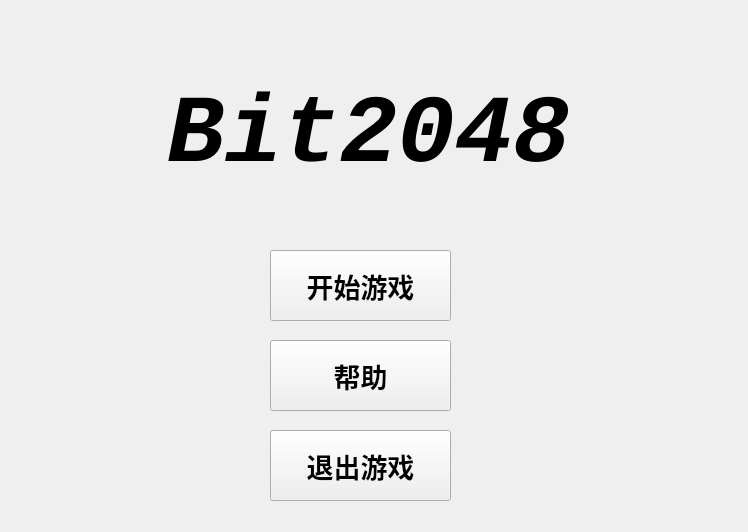
Old version of the form start.ui in the repository blue-stream111/Bit-2048.
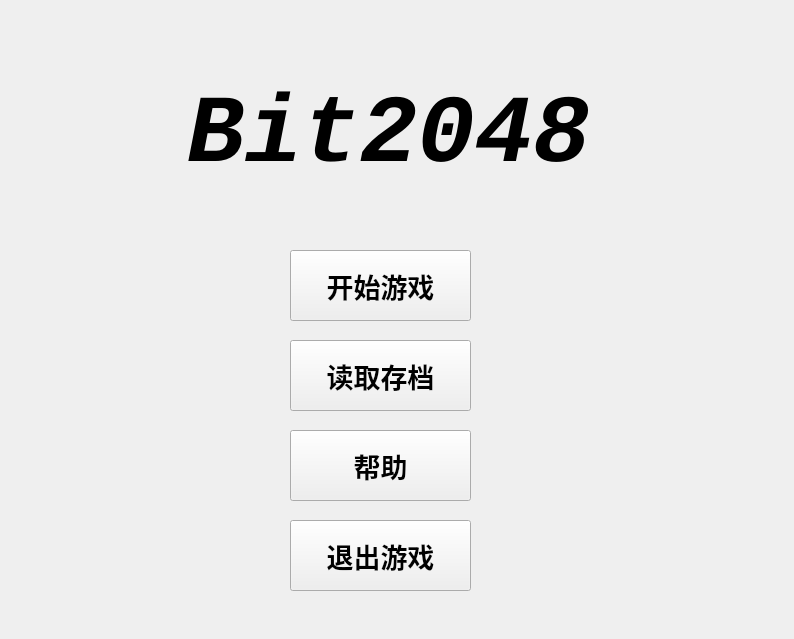
New version of the form.

What changed in the file:
```diff
--- a/start.ui
+++ b/start.ui
@@ -6,8 +6,8 @@
    <rect>
     <x>0</x>
     <y>0</y>
-    <width>748</width>
-    <height>532</height>
+    <width>794</width>
+    <height>639</height>
    </rect>
   </property>
   <property name="windowTitle">
@@ -16,7 +16,7 @@
   <widget class="QPushButton" name="pushStart">
    <property name="geometry">
     <rect>
-     <x>270</x>
+     <x>290</x>
      <y>250</y>
      <width>181</width>
      <height>71</height>
@@ -35,8 +35,8 @@
   <widget class="QPushButton" name="pushHelp">
    <property name="geometry">
     <rect>
-     <x>270</x>
-     <y>340</y>
+     <x>290</x>
+     <y>430</y>
      <width>181</width>
      <height>71</height>
     </rect>
@@ -54,8 +54,8 @@
   <widget class="QPushButton" name="pushLeave">
    <property name="geometry">
     <rect>
-     <x>270</x>
-     <y>430</y>
+     <x>290</x>
+     <y>520</y>
      <width>181</width>
      <height>71</height>
     </rect>
@@ -73,7 +73,7 @@
   <widget class="QLabel" name="label">
    <property name="geometry">
     <rect>
-     <x>143</x>
+     <x>163</x>
      <y>65</y>
      <width>451</width>
      <height>141</height>
@@ -94,6 +94,25 @@
     <set>Qt::AlignmentFlag::AlignCenter</set>
    </property>
   </widget>
+  <widget class="QPushButton" name="pushSave">
+   <property name="geometry">
+    <rect>
+     <x>290</x>
+     <y>340</y>
+     <width>181</width>
+     <height>71</height>
+    </rect>
+   </property>
+   <property name="font">
+    <font>
+     <pointsize>20</pointsize>
+     <bold>true</bold>
+    </font>
+   </property>
+   <property name="text">
+    <string>读取存档</string>
+   </property>
+  </widget>
  </widget>
  <resources/>
  <connections/>
```
